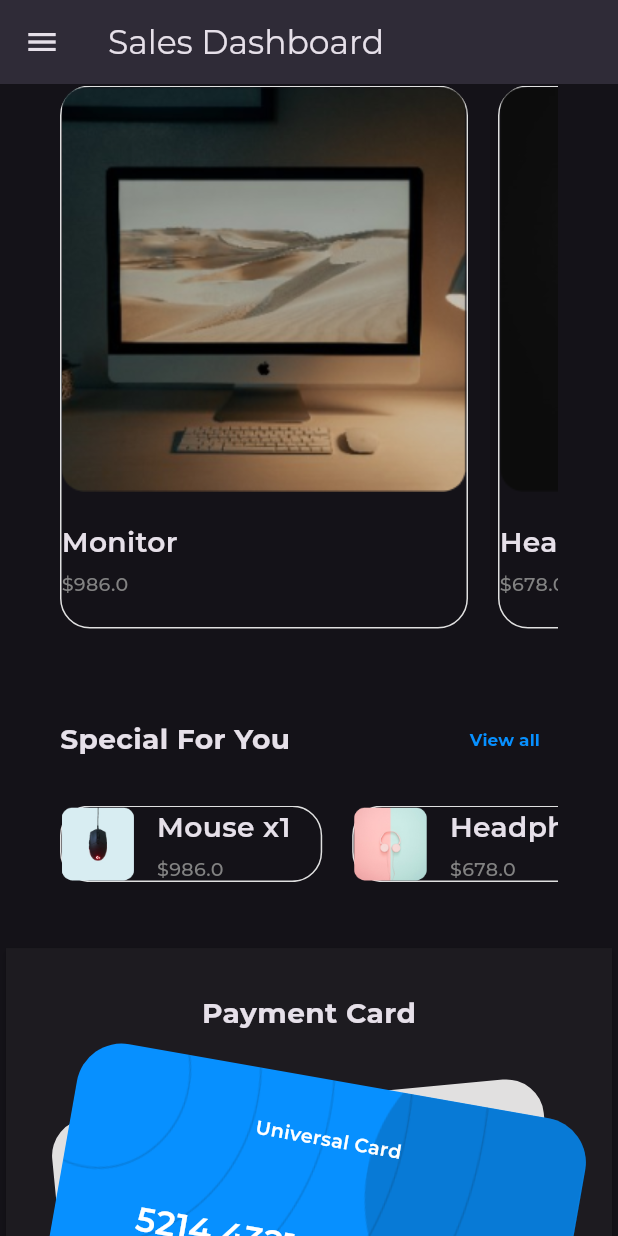
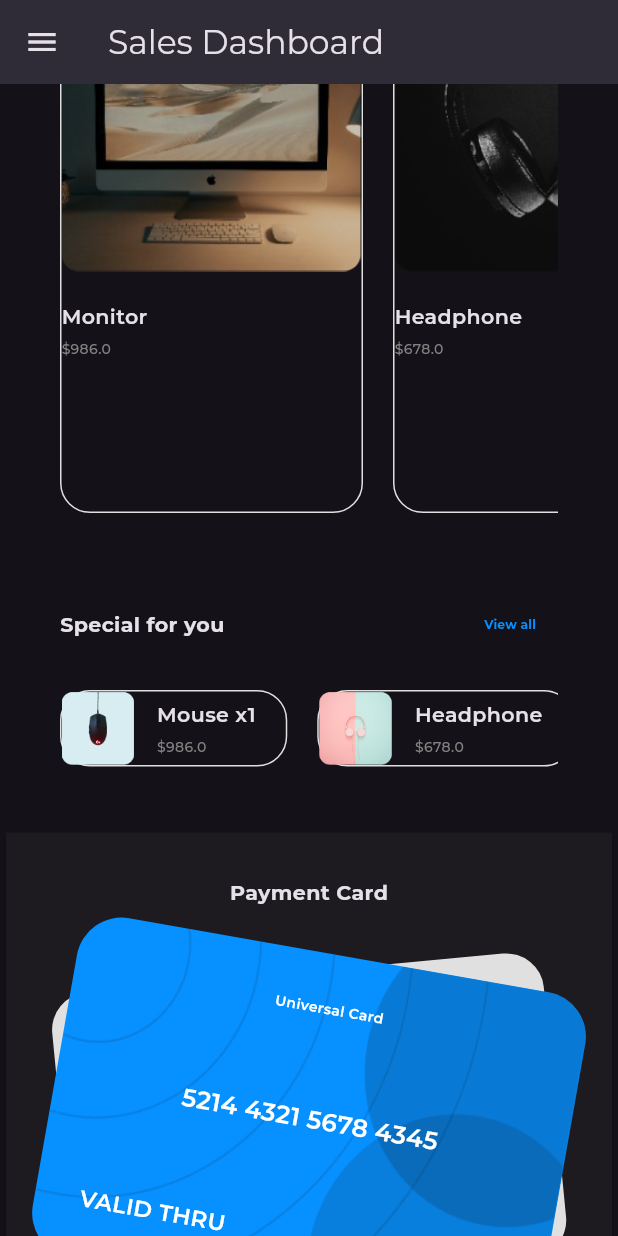
Before and after one commit to KhaledElalfy1/sales-responsive-dashboard, a Flutter app: the screen it shows after launch, scrolled down 576 dp, after a tap on "View all", on a phone screen of 412 x 824 dp. Run offline on Flutter 3.47's test engine with Material 3 defaults, Android fonts, the phone set to English and light mode, and no system bars; our stand-ins replace flutter_svg, google_fonts.

```diff
--- a/lib/core/utils/app_fonts.dart
+++ b/lib/core/utils/app_fonts.dart
@@ -66,7 +66,8 @@
   static TextStyle bold15(BuildContext context) => TextStyle(
         fontSize: getResponsiveFontSize(context, fontSize: 15),
         fontWeight: FontWeight.bold,
-        color: AppColors.primaryColor, // You can replace this with a theme color if needed
+        color: AppColors
+            .primaryColor, // You can replace this with a theme color if needed
       );
 }
 
@@ -84,7 +85,7 @@
 
 double getCurrentPlatformRatio({required double currentWidth}) {
   if (currentWidth < SizeConfig.tablet) {
-    return currentWidth / 550;
+    return currentWidth / 750;
   } else if (currentWidth < SizeConfig.desktop) {
     return currentWidth / 1000;
   } else {
--- a/lib/core/widgets/adaptive_layout.dart
+++ b/lib/core/widgets/adaptive_layout.dart
@@ -13,7 +13,7 @@
   Widget build(BuildContext context) {
     return LayoutBuilder(
       builder: (context, constraints) {
-        if (constraints.maxWidth < 600) {
+        if (constraints.maxWidth <= 700) {
           return mobileLayout(context);
         } else if (constraints.maxWidth < 1200) {
           return tabletLayout(context);
--- a/lib/features/home/presentation/view/widgets/custom_product_card.dart
+++ b/lib/features/home/presentation/view/widgets/custom_product_card.dart
@@ -1,12 +1,11 @@
-
 import 'package:flutter/material.dart';
 import 'package:sales_responsive_dashboard/core/utils/app_fonts.dart';
 import 'package:sales_responsive_dashboard/features/home/models/product_model.dart';
 
-
 class CustomProductCard extends StatelessWidget {
   const CustomProductCard({
-    super.key, required this.productModel,
+    super.key,
+    required this.productModel,
   });
   final ProductModel productModel;
   @override
@@ -23,6 +22,7 @@
         children: [
           Image.asset(
             productModel.image,
+            height: 200,
           ),
           const SizedBox(
             height: 20,
--- a/lib/features/home/presentation/view/widgets/product_section.dart
+++ b/lib/features/home/presentation/view/widgets/product_section.dart
@@ -1,8 +1,9 @@
+
+
 import 'package:flutter/material.dart';
-import 'package:sales_responsive_dashboard/core/utils/app_colors.dart';
-import 'package:sales_responsive_dashboard/core/utils/app_fonts.dart';
 import 'package:sales_responsive_dashboard/features/home/presentation/view/widgets/custom_product_card_list_view.dart';
 import 'package:sales_responsive_dashboard/features/home/presentation/view/widgets/product_section_header.dart';
+import 'package:sales_responsive_dashboard/features/home/presentation/view/widgets/production_action_header.dart';
 import 'package:sales_responsive_dashboard/features/home/presentation/view/widgets/special_for_you_card_list_view.dart';
 import 'package:sales_responsive_dashboard/features/home/presentation/view/widgets/upgrade_promotion_widget.dart';
 
@@ -26,23 +27,7 @@
           const SizedBox(
             height: 50,
           ),
-          Row(
-            children: [
-              Text(
-                'Our products',
-                style: AppFonts.bold25(context),
-              ),
-              const Spacer(),
-              TextButton(
-                onPressed: () {},
-                child: Text(
-                  'View all',
-                  style: AppFonts.bold15(context)
-                      .copyWith(color: AppColors.primaryColor),
-                ),
-              ),
-            ],
-          ),
+          ProductActionHeader(title: 'Our products', onTap: (){}),
           const SizedBox(
             height: 20,
           ),
@@ -50,23 +35,7 @@
           const SizedBox(
             height: 50,
           ),
-          Row(
-            children: [
-              Text(
-                'Special For You',
-                style: AppFonts.bold25(context),
-              ),
-              const Spacer(),
-              TextButton(
-                onPressed: () {},
-                child: Text(
-                  'View all',
-                  style: AppFonts.bold15(context)
-                      .copyWith(color: AppColors.primaryColor),
-                ),
-              ),
-            ],
-          ),
+          ProductActionHeader(title: 'Special for you', onTap: (){}),
           const SizedBox(
             height: 20,
           ),
--- /dev/null
+++ b/lib/features/home/presentation/view/widgets/production_action_header.dart
@@ -0,0 +1,33 @@
+
+
+import 'package:flutter/material.dart';
+import 'package:sales_responsive_dashboard/core/utils/app_colors.dart';
+import 'package:sales_responsive_dashboard/core/utils/app_fonts.dart';
+
+class ProductActionHeader extends StatelessWidget {
+  const ProductActionHeader({
+    super.key, required this.title, required this.onTap,
+  });
+  final String title;
+  final VoidCallback onTap;
+  @override
+  Widget build(BuildContext context) {
+    return Row(
+      children: [
+        Text(
+          title,
+          style: AppFonts.bold25(context),
+        ),
+        const Spacer(),
+        TextButton(
+          onPressed: onTap,
+          child: Text(
+            'View all',
+            style: AppFonts.bold15(context)
+                .copyWith(color: AppColors.primaryColor),
+          ),
+        ),
+      ],
+    );
+  }
+}
```
Also changed, not shown: lib/features/home/presentation/view/widgets/custom_product_card_grid.dart (added, +49 -0 lines), lib/features/home/presentation/view/widgets/tablet_layout.dart (+44 -4 lines).
